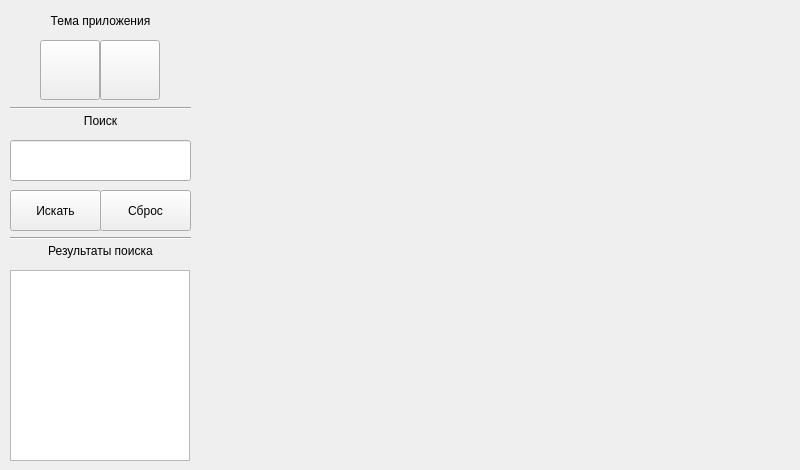
kartash-me/yandex-maps, file files/ui.ui: the form before one commit.
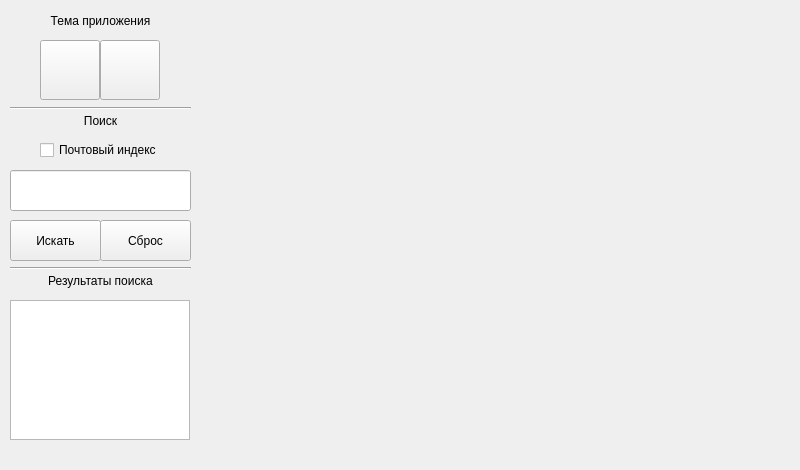
The form after the commit.

Commit message: Lenin the postman(task 9)

The edit to the form file:
```diff
--- a/files/ui.ui
+++ b/files/ui.ui
@@ -81,7 +81,7 @@
     <property name="geometry">
      <rect>
       <x>10</x>
-      <y>190</y>
+      <y>220</y>
       <width>91</width>
       <height>41</height>
      </rect>
@@ -94,7 +94,7 @@
     <property name="geometry">
      <rect>
       <x>10</x>
-      <y>140</y>
+      <y>170</y>
       <width>181</width>
       <height>41</height>
      </rect>
@@ -104,7 +104,7 @@
     <property name="geometry">
      <rect>
       <x>100</x>
-      <y>190</y>
+      <y>220</y>
       <width>91</width>
       <height>41</height>
      </rect>
@@ -151,9 +151,9 @@
     <property name="geometry">
      <rect>
       <x>10</x>
-      <y>270</y>
+      <y>300</y>
       <width>180</width>
-      <height>191</height>
+      <height>140</height>
      </rect>
     </property>
    </widget>
@@ -161,7 +161,7 @@
     <property name="geometry">
      <rect>
       <x>30</x>
-      <y>240</y>
+      <y>270</y>
       <width>141</width>
       <height>21</height>
      </rect>
@@ -182,7 +182,7 @@
     <property name="geometry">
      <rect>
       <x>10</x>
-      <y>230</y>
+      <y>260</y>
       <width>181</width>
       <height>16</height>
      </rect>
@@ -191,6 +191,22 @@
      <enum>Qt::Horizontal</enum>
     </property>
    </widget>
+   <widget class="QCheckBox" name="index_checkbox">
+    <property name="geometry">
+     <rect>
+      <x>40</x>
+      <y>140</y>
+      <width>120</width>
+      <height>20</height>
+     </rect>
+    </property>
+    <property name="layoutDirection">
+     <enum>Qt::LeftToRight</enum>
+    </property>
+    <property name="text">
+     <string>Почтовый индекс</string>
+    </property>
+   </widget>
   </widget>
  </widget>
  <resources/>
```
The commit also changes 2 other files.
